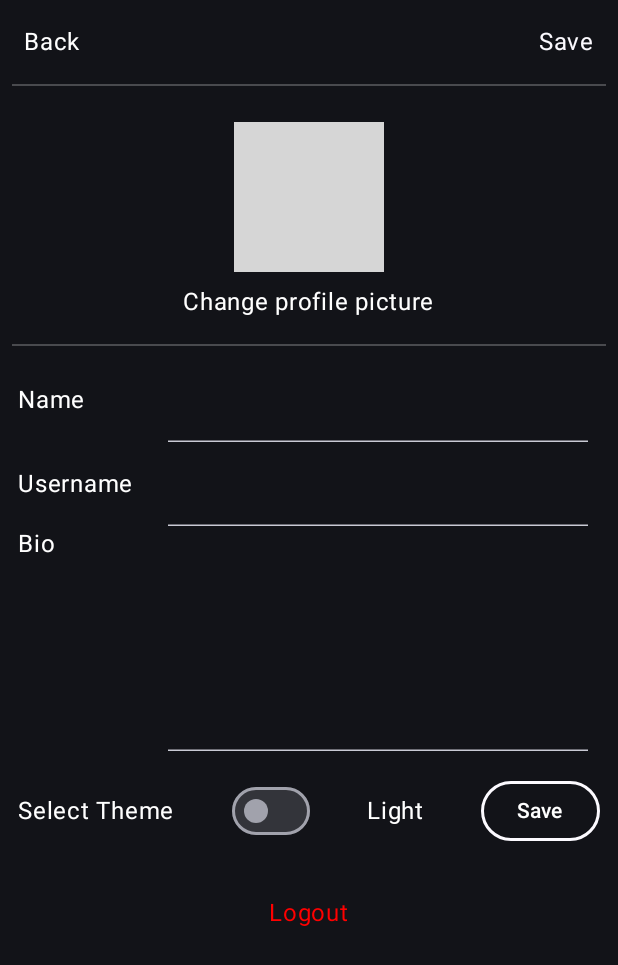
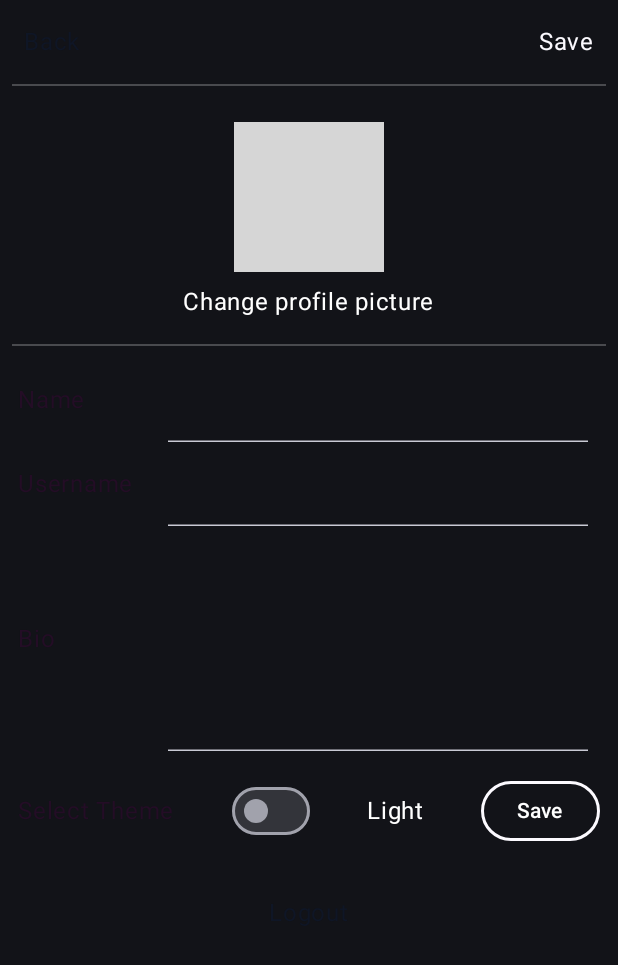
Before and after one commit to i92vicur/Postealapp, an Android app built with Jetpack Compose: the MyPostsScreen screen opened through its navigation route, after a tap on "Edit Profile", on a phone screen of 412 x 824 dp. Shown: the top 965 px of the screen. Run offline under Robolectric (Android 15) with nearby library versions, the phone set to English and light mode, and no system bars; our stand-ins replace Dagger/Hilt's generated code, Firebase (no records; nobody signed in at launch, a user with empty details on screens opened directly), livedata-compose; libraries missing offline, so code that uses them is left out: androidx.media3.effect; 2 statements that could not run were skipped; grey boxes are pictures that could not be loaded.

Commit message:
-Light theme colors changes

```diff
--- a/app/src/main/java/com/androidcoursehogent/postealapp/auth/LoginScreen.kt
+++ b/app/src/main/java/com/androidcoursehogent/postealapp/auth/LoginScreen.kt
@@ -106,9 +106,9 @@ fun LoginScreen(navController: NavController, vm: PostealappViewModel) {
 
             Text(
                 text = "New here? Go to signup ->",
-                color = Color.Blue,
+                color = MaterialTheme.colorScheme.onSecondary,
                 modifier = Modifier
-                    .padding(8.dp)
+                    .padding(16.dp)
                     .clickable {
                         navigateTo(navController, DestinationScreen.Signup)
                     }
--- a/app/src/main/java/com/androidcoursehogent/postealapp/auth/ProfileScreen.kt
+++ b/app/src/main/java/com/androidcoursehogent/postealapp/auth/ProfileScreen.kt
@@ -112,7 +112,7 @@ fun ProfileContent(
                 .padding(8.dp),
             horizontalArrangement = Arrangement.SpaceBetween
         ) {
-            Text(text = "Back", modifier = Modifier.clickable { onBack.invoke() })
+            Text(text = "Back", color = MaterialTheme.colorScheme.onSecondary, modifier = Modifier.clickable { onBack.invoke() })
             Text(text = "Save", color = MaterialTheme.colorScheme.onSurface, modifier = Modifier.clickable { onSave.invoke() })
         }
 
@@ -128,7 +128,7 @@ fun ProfileContent(
                 .padding(start = 4.dp, end = 4.dp),
             verticalAlignment = Alignment.CenterVertically
         ) {
-            Text(text = "Name", modifier = Modifier.width(100.dp))
+            Text(text = "Name", color = MaterialTheme.colorScheme.onTertiary, modifier = Modifier.width(100.dp))
             TextField(
                 value = name, onValueChange = onNameChange, colors = TextFieldDefaults.colors(
                     unfocusedContainerColor = Color.Transparent,
@@ -145,7 +145,7 @@ fun ProfileContent(
                 .padding(start = 4.dp, end = 4.dp),
             verticalAlignment = Alignment.CenterVertically
         ) {
-            Text(text = "Username", modifier = Modifier.width(100.dp))
+            Text(text = "Username", color = MaterialTheme.colorScheme.onTertiary, modifier = Modifier.width(100.dp))
             TextField(
                 value = username,
                 onValueChange = onUsernameChange,
@@ -162,9 +162,9 @@ fun ProfileContent(
             modifier = Modifier
                 .fillMaxWidth()
                 .padding(start = 4.dp, end = 4.dp),
-            verticalAlignment = Alignment.Top
+            verticalAlignment = Alignment.CenterVertically
         ) {
-            Text(text = "Bio", modifier = Modifier.width(100.dp))
+            Text(text = "Bio", color = MaterialTheme.colorScheme.onTertiary, modifier = Modifier.width(100.dp))
             TextField(
                 value = bio, onValueChange = onBioChange, colors = TextFieldDefaults.colors(
                     unfocusedContainerColor = Color.Transparent,
@@ -184,7 +184,7 @@ fun ProfileContent(
             verticalAlignment = Alignment.CenterVertically,
             horizontalArrangement = Arrangement.SpaceBetween
         ) {
-            Text("Select Theme")
+            Text(text = "Select Theme", color = MaterialTheme.colorScheme.onTertiary)
             Switch(
                 checked = isDarkTheme,
                 onCheckedChange = { isDarkTheme = it }
@@ -208,7 +208,7 @@ fun ProfileContent(
                 .padding(top = 16.dp, bottom = 16.dp),
             horizontalArrangement = Arrangement.Center
         ) {
-            Text(text = "Logout", color = Color.Red, modifier = Modifier.clickable { onLogout.invoke() })
+            Text(text = "Logout", color = MaterialTheme.colorScheme.onSecondary, modifier = Modifier.clickable { onLogout.invoke() })
         }
 
     }
--- a/app/src/main/java/com/androidcoursehogent/postealapp/auth/SignupScreen.kt
+++ b/app/src/main/java/com/androidcoursehogent/postealapp/auth/SignupScreen.kt
@@ -122,9 +122,9 @@ fun SignupScreen(navController: NavController, vm: PostealappViewModel) {
             }
             Text(
                 text = "Already a user? Go to login ->",
-                color = Color.Blue,
+                color = MaterialTheme.colorScheme.onSecondary,
                 modifier = Modifier
-                    .padding(8.dp)
+                    .padding(12.dp)
                     .clickable {
                         navigateTo(navController, DestinationScreen.Login)
                     }
--- a/app/src/main/java/com/androidcoursehogent/postealapp/main/BottomNavigationMenu.kt
+++ b/app/src/main/java/com/androidcoursehogent/postealapp/main/BottomNavigationMenu.kt
@@ -37,8 +37,7 @@ fun BottomNavigationMenu(selectedItem: BottomNavigationItem, navController: NavC
             .fillMaxWidth()
             .wrapContentHeight()
             .padding(top = 5.dp)
-            .background(colorScheme.surface)
-        //.background(Color.White)
+            .background(colorScheme.background)
     ) {
         for (item in BottomNavigationItem.values()) {
             Image(
@@ -56,7 +55,6 @@ fun BottomNavigationMenu(selectedItem: BottomNavigationItem, navController: NavC
                 } else {
                     ColorFilter.tint(colorScheme.onSurfaceVariant) // Color para ícono no seleccionado
                 }
-                //colorFilter = if (item == selectedItem) ColorFilter.tint(Color.Black) else ColorFilter.tint(Color.Gray)
             )
         }
     }
--- a/app/src/main/java/com/androidcoursehogent/postealapp/main/FeedScreen.kt
+++ b/app/src/main/java/com/androidcoursehogent/postealapp/main/FeedScreen.kt
@@ -9,6 +9,7 @@ import androidx.compose.foundation.layout.Box
 import androidx.compose.foundation.layout.Column
 import androidx.compose.foundation.layout.Row
 import androidx.compose.foundation.layout.defaultMinSize
+import androidx.compose.foundation.layout.fillMaxHeight
 import androidx.compose.foundation.layout.fillMaxSize
 import androidx.compose.foundation.layout.fillMaxWidth
 import androidx.compose.foundation.layout.height
@@ -68,7 +69,7 @@ fun FeedScreen(navController: NavController, vm: PostealappViewModel) {
                 .fillMaxWidth()
                 .wrapContentHeight()
                 .background(Color.Transparent),
-            horizontalArrangement = Arrangement.Absolute.SpaceBetween,
+            horizontalArrangement = Arrangement.SpaceBetween,
             verticalAlignment = Alignment.CenterVertically
         ) {
             UserImageCard(userImage = userData?.imageUrl)
@@ -83,9 +84,17 @@ fun FeedScreen(navController: NavController, vm: PostealappViewModel) {
                 painter = painterResource(logoResource),
                 contentDescription = "app name logo",
                 modifier = Modifier
-                    .width(200.dp)
+                    .width(160.dp)
                     .padding(8.dp)
-                    .padding(end = 25.dp)
+            )
+
+            Image(
+                painter = painterResource(R.drawable.ic_feed_app_logo),
+                contentDescription = "app icon logo",
+                modifier = Modifier
+                    .height(60.dp)
+                    .padding(8.dp)
+                    .padding(end = 15.dp)
             )
         }
         PostsList(
@@ -143,7 +152,7 @@ fun Post(post: PostData, currentUserId: String, vm: PostealappViewModel, onPosCl
         modifier = Modifier
             .fillMaxWidth()
             .wrapContentHeight()
-            .padding(top = 4.dp, bottom = 4.dp)
+            .padding(vertical = 4.dp)
     ) {
         Column {
             Row(
--- a/app/src/main/java/com/androidcoursehogent/postealapp/main/MainCommonBits.kt
+++ b/app/src/main/java/com/androidcoursehogent/postealapp/main/MainCommonBits.kt
@@ -23,6 +23,7 @@ import androidx.compose.foundation.shape.RoundedCornerShape
 import androidx.compose.material3.Card
 import androidx.compose.material3.CircularProgressIndicator
 import androidx.compose.material3.Divider
+import androidx.compose.material3.MaterialTheme
 import androidx.compose.runtime.Composable
 import androidx.compose.runtime.getValue
 import androidx.compose.runtime.mutableStateOf
@@ -144,7 +145,7 @@ fun UserImageCard(
 ) {
 
     Card(
-        shape = RoundedCornerShape(16.dp), // Cambia CircleShape a RoundedCornerShape con el radio deseado
+        shape = RoundedCornerShape(16.dp),
         modifier = modifier
     ) {
         Box(
@@ -155,7 +156,7 @@ fun UserImageCard(
                 Image(
                     painter = painterResource(id = R.drawable.ic_user),
                     contentDescription = null,
-                    colorFilter = ColorFilter.tint(Color.Gray)
+                    colorFilter = ColorFilter.tint(MaterialTheme.colorScheme.onTertiary)
                 )
             } else {
                 CommonImage(data = userImage)
--- a/app/src/main/java/com/androidcoursehogent/postealapp/main/MyPostsScreen.kt
+++ b/app/src/main/java/com/androidcoursehogent/postealapp/main/MyPostsScreen.kt
@@ -128,7 +128,7 @@ fun MyPostsScreen(navController: NavController, vm: PostealappViewModel) {
                 ),
                 shape = RoundedCornerShape(10)
             ) {
-                Text(text = "Edit Profile", color = Color.Black)
+                Text(text = "Edit Profile", color = Color.DarkGray)
             }
             PostList(
                 isContextLoading = isLoading,
@@ -182,7 +182,7 @@ fun ProfileImage(imageUrl: String?, onClick: () -> Unit) {
                 painter = painterResource(id = R.drawable.ic_add),
                 colorFilter = ColorFilter.tint(Color.White),
                 contentDescription = "Add a post icon",
-                modifier = Modifier.background(Color.Red)
+                modifier = Modifier.background(MaterialTheme.colorScheme.onSecondary)
             )
 
         }
--- /dev/null
+++ b/app/src/main/res/drawable/ic_delete.xml
@@ -0,0 +1,5 @@
+<vector xmlns:android="http://schemas.android.com/apk/res/android" android:height="24dp" android:tint="#900909" android:viewportHeight="24" android:viewportWidth="24" android:width="24dp">
+
+    <path android:fillColor="@android:color/white" android:pathData="M6,19c0,1.1 0.9,2 2,2h8c1.1,0 2,-0.9 2,-2L18,7L6,7v12zM8,9h8v10L8,19L8,9zM15.5,4l-1,-1h-5l-1,1L5,4v2h14L19,4z"/>
+
+</vector>
```
Also changed, not shown: app/src/main/java/com/androidcoursehogent/postealapp/main/SinglePostScreen.kt (+19 -8 lines), app/src/main/java/com/androidcoursehogent/postealapp/ui/theme/Theme.kt (+7 -3 lines), app/src/main/res/drawable/ic_feed_app_logo.png (added).
